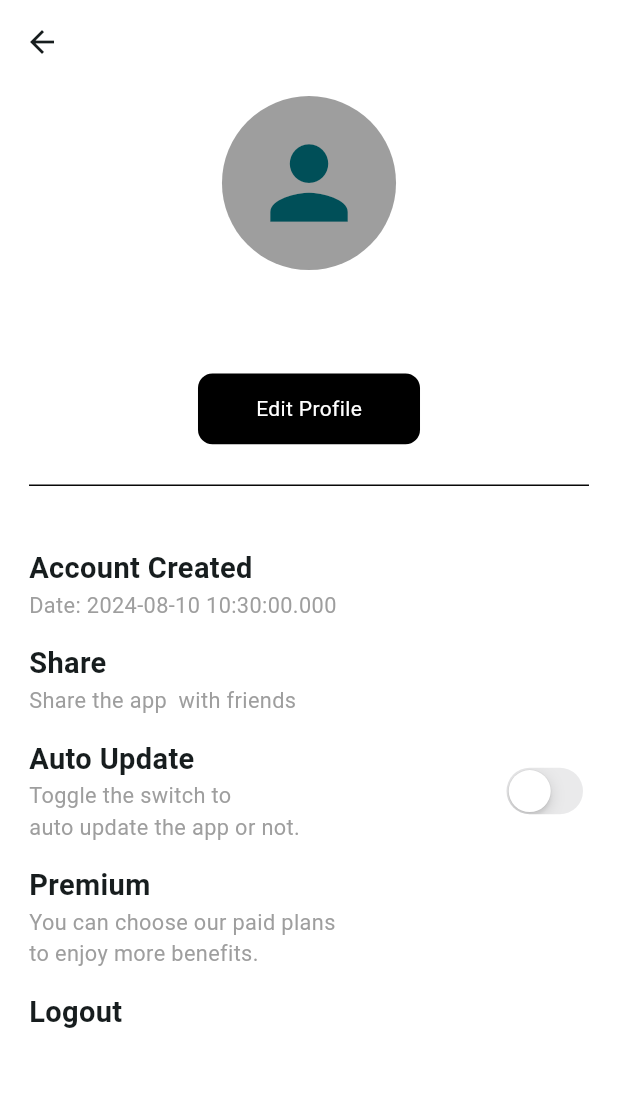
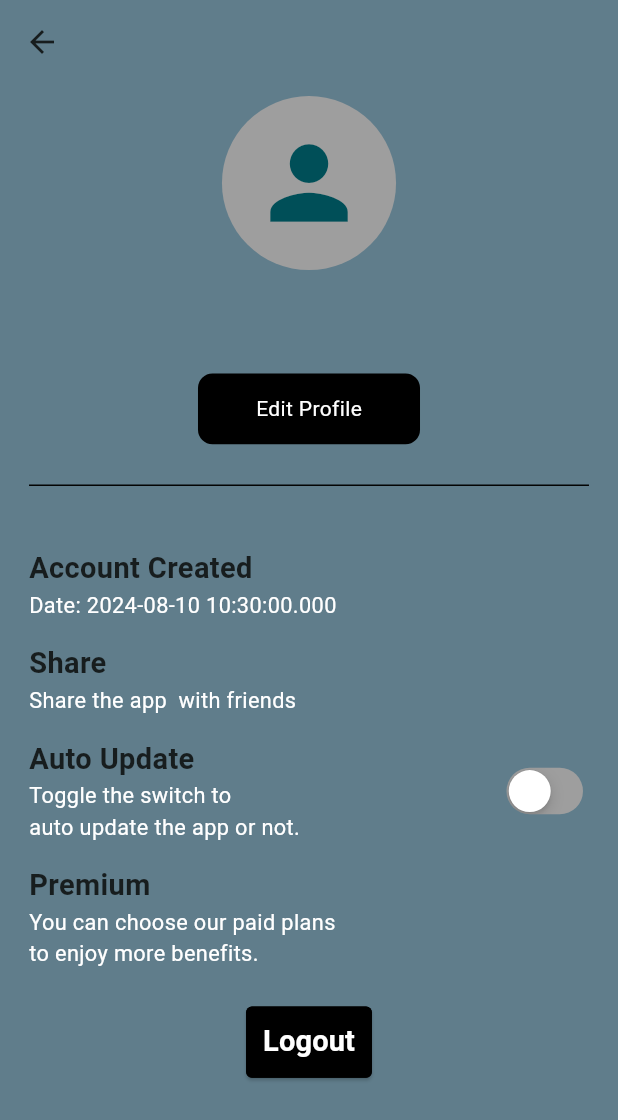
Before and after one commit to Daveohi/quotes-api, a Flutter app: the ProfileScreen screen opened directly, on a phone screen of 412 x 824 dp. Shown: the top 1120 px of the screen. Run offline on Flutter 3.47's test engine with Material 3 defaults, Android fonts, the light colour scheme and no system bars; our stand-ins replace dio, email_validator, firebase_auth, firebase_core, flutter_screenutil, get and 2 more; accounts and stored records are empty.

Commit message:
Feat/update ui and clean code

```diff
--- a/quotes_api/lib/controller.dart/auth_controller.dart
+++ b/quotes_api/lib/controller.dart/auth_controller.dart
@@ -36,7 +36,7 @@ class AuthController extends GetxController {
   FirebaseAuth auth = FirebaseAuth.instance;
   User? user;
 
-  RxBool _passwordVisible = true.obs;
+  final RxBool _passwordVisible = true.obs;
   RxBool isLoadingEmail = false.obs;
   RxBool isLoadingGoogle = false.obs;
 
--- a/quotes_api/lib/controller.dart/homecontroller.dart
+++ b/quotes_api/lib/controller.dart/homecontroller.dart
@@ -1,7 +1,6 @@
-import 'package:flutter/material.dart';
+// import 'package:flutter/material.dart';
 import 'package:get/get.dart';
 import 'package:dio/dio.dart';
-
 import '../model/quote_model.dart';
 
 class HomeController extends GetxController {
--- a/quotes_api/lib/utils/constants.dart
+++ b/quotes_api/lib/utils/constants.dart
@@ -6,6 +6,7 @@ class Constants {
   static String url = 'https://dummyjson.com';
   static String endPoint = '/quotes';
 
+  // ignore: unused_element
   Future<void> _getQuotes() async {
     final url = Uri.parse(Constants.url + Constants.endPoint);
     final response = await http.get(url);
--- a/quotes_api/lib/view/profile_Screen.dart
+++ b/quotes_api/lib/view/profile_Screen.dart
@@ -1,6 +1,4 @@
 import 'dart:io';
-
-import 'package:firebase_auth_platform_interface/src/providers/phone_auth.dart';
 import 'package:flutter/cupertino.dart';
 import 'package:flutter/material.dart';
 import 'package:flutter_screenutil/flutter_screenutil.dart';
@@ -10,7 +8,6 @@ import 'package:quotes_api/utils/colors.dart';
 import 'package:quotes_api/view/login_screen.dart';
 import 'package:quotes_api/widget/custom_button.dart';
 import '../controller.dart/auth_controller.dart';
-// import '../controller/signup_controller.dart';
 
 class ProfileScreen extends StatefulWidget {
   const ProfileScreen({super.key});
@@ -40,11 +37,10 @@ class _ProfileScreenState extends State<ProfileScreen> {
   @override
   Widget build(BuildContext context) {
     final user = _authController.auth.currentUser;
-
     return Scaffold(
-      backgroundColor: Colors.white,
+      backgroundColor: Colors.blueGrey,
       appBar: AppBar(
-        backgroundColor: Colors.white,
+        backgroundColor: Colors.blueGrey,
         elevation: 0,
       ),
       body: SingleChildScrollView(
@@ -126,7 +122,7 @@ class _ProfileScreenState extends State<ProfileScreen> {
                       Column(
                         children: [
                           Text(
-                            '${user?.displayName ?? 'Name'}',
+                            user?.displayName ?? 'Name',
                             style: TextStyle(fontSize: 12.h),
                           ),
                           Text(
@@ -181,7 +177,7 @@ class _ProfileScreenState extends State<ProfileScreen> {
               ),
               Text(
                 'Date: ${user?.metadata.creationTime?.toString() ?? ''}',
-                style: TextStyle(color: Colors.grey, fontSize: 15.h),
+                style: TextStyle(color: kwhite, fontSize: 15.h),
               ),
               SizedBox(
                 height: 15.h,
@@ -192,7 +188,7 @@ class _ProfileScreenState extends State<ProfileScreen> {
               ),
               Text(
                 'Share the app  with friends',
-                style: TextStyle(color: Colors.grey, fontSize: 15.h),
+                style: TextStyle(color: kwhite, fontSize: 15.h),
               ),
               SizedBox(
                 height: 15.h,
@@ -210,11 +206,13 @@ class _ProfileScreenState extends State<ProfileScreen> {
                       ),
                       Text(
                         'Toggle the switch to\nauto update the app or not. ',
-                        style: TextStyle(color: Colors.grey, fontSize: 15.h),
+                        style: TextStyle(color: kwhite, fontSize: 15.h),
                       ),
                     ],
                   ),
                   CupertinoSwitch(
+                    activeColor: kblack,
+                    trackColor: Colors.grey,
                     value: _switchValue,
                     onChanged: (bool value) {
                       setState(() {
@@ -233,19 +231,25 @@ class _ProfileScreenState extends State<ProfileScreen> {
               ),
               Text(
                 'You can choose our paid plans\nto enjoy more benefits. ',
-                style: TextStyle(color: Colors.grey, fontSize: 15.h),
+                style: TextStyle(color: kwhite, fontSize: 15.h),
               ),
               SizedBox(
-                height: 15.h,
+                height: 25.h,
               ),
-              GestureDetector(
-                onTap: () async {
-                  await _authController.logout();
-                  Get.offAll(() => const SignIn());
-                },
-                child: Text(
-                  'Logout',
-                  style: TextStyle(fontWeight: FontWeight.w600, fontSize: 20.h),
+              Center(
+                child: CustomButton(
+                  width: 80.w,
+                  onPressed: () async {
+                    await _authController.logout();
+                    Get.offAll(() => const SignIn());
+                  },
+                  child: Text(
+                    'Logout',
+                    style: TextStyle(
+                        color: kwhite,
+                        fontWeight: FontWeight.w600,
+                        fontSize: 20.h),
+                  ),
                 ),
               ),
             ],
@@ -259,10 +263,7 @@ class _ProfileScreenState extends State<ProfileScreen> {
     try {
       final user = _authController.auth.currentUser;
       if (user != null) {
-        // Update the user's profile information
         await user.updateDisplayName(_nameController.text);
-        // await user
-        //     .updatePhoneNumber(_phoneController.text);
         Get.snackbar(
           'Profile Updated',
           'Your profile has been successfully updated.',
--- a/quotes_api/lib/widget/custom_button.dart
+++ b/quotes_api/lib/widget/custom_button.dart
@@ -1,6 +1,7 @@
 import 'package:flutter/material.dart';
 import 'package:flutter_screenutil/flutter_screenutil.dart';
 
+// ignore: must_be_immutable
 class CustomButton extends StatelessWidget {
   CustomButton(
       {super.key,
```
Also changed, not shown: quotes_api/lib/view/login_screen.dart (+7 -20 lines), quotes_api/lib/view/signup_screen.dart (+4 -5 lines), quotes_api/lib/view/splash_screen.dart (+3 -13 lines), quotes_api/assets/images/google.png (deleted), quotes_api/assets/images/logo_row.png (deleted), quotes_api/assets/images/profile.png (added), quotes_api/assets/images/quotes.png (added), quotes_api/assets/images/search.png (added), quotes_api/assets/images/signup.png (added).
